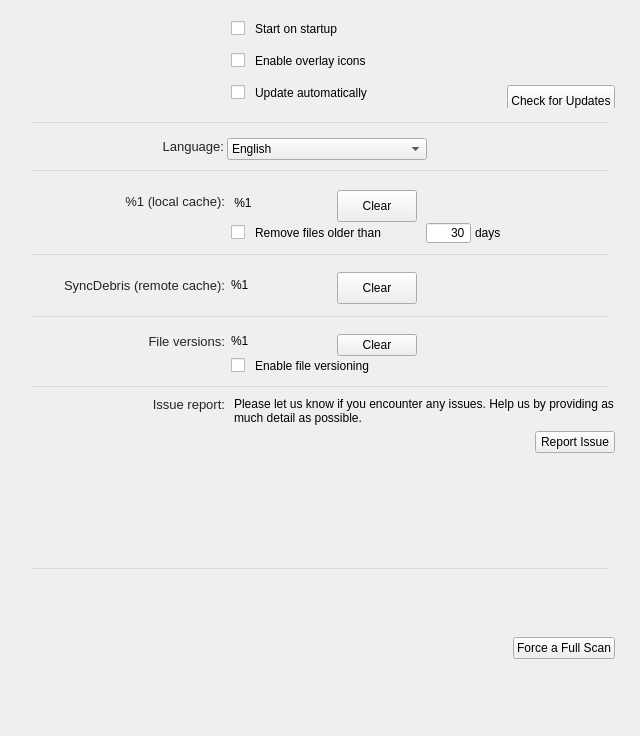
Qt form src/MEGASync/gui/macx/SettingsDialog.ui (meganz/MEGAsync) before a commit.
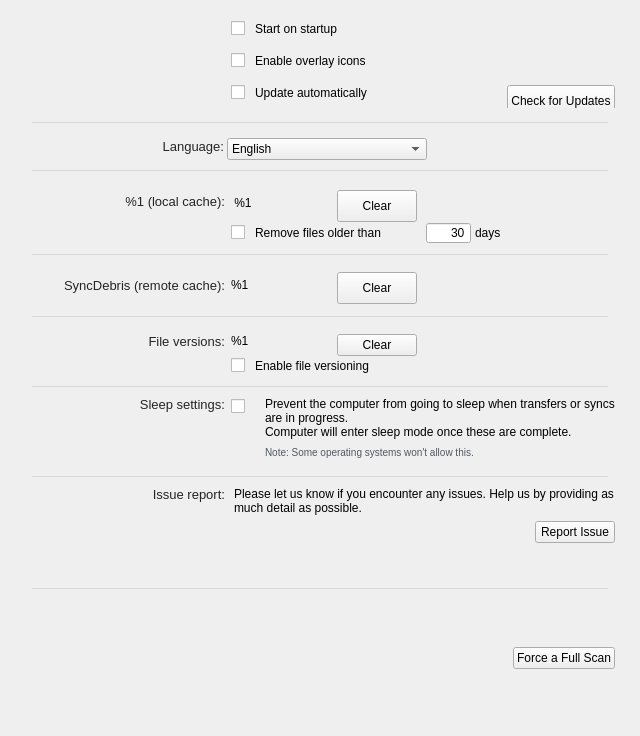
The same form after that commit. The open tabs and pages were chosen to show the change. Icons and pictures are not drawn. Custom widgets are drawn as their Qt base class.

Commit message: SNC-2763. Windows implementation: keep pc awake if there are transfers active

```diff
--- a/src/MEGASync/gui/macx/SettingsDialog.ui
+++ b/src/MEGASync/gui/macx/SettingsDialog.ui
@@ -65,7 +65,7 @@
    border: none;
 }
 
-#wSeparatorAccountInfo, #wSeparatorAccountLanguage, #wSeparatorAccountOptions, #wSeparatorAccountSpace, #wSeparatorBottom, #wSeparatorNetwork
+#wSeparatorAccountInfo, #wSeparatorAccountLanguage, #wSeparatorAccountOptions, #wSeparatorAccountSpace, #wSeparatorBottom, #wSeparatorNetwork, #wSeparatorGeneralSleepMpde
 {
 background-color: rgba(0,0,0,0.1);
 }
@@ -81,7 +81,7 @@
   background-color: rgba(0,0,0,0.1);
 }
 
-#lLanguage, #lLocalDebris, #lRemoteSyncDebris, #lFileVersions, #lBugReport
+#lLanguage, #lLocalDebris, #lRemoteSyncDebris, #lFileVersions, #lBugReport, #lSleepMode
 {
   color: #242424;
   font-family: &quot;SF Pro Text&quot;;
@@ -241,6 +241,19 @@
   font-size: 13px;
 }
 
+#cbSleepMode
+{
+margin-top: 2px;
+}
+
+#lSleepModeWarning
+{
+font-size: 10px;
+line-height: 16px;
+font-weight: 400;
+color: #505862;
+}
+
 </string>
   </property>
   <layout class="QVBoxLayout" name="verticalLayout_12">
@@ -1439,6 +1452,135 @@
          </layout>
         </widget>
        </item>
+       <item>
+        <widget class="QWidget" name="wSeparatorGeneralSleepMpde" native="true">
+         <property name="minimumSize">
+          <size>
+           <width>0</width>
+           <height>1</height>
+          </size>
+         </property>
+         <property name="maximumSize">
+          <size>
+           <width>16777215</width>
+           <height>1</height>
+          </size>
+         </property>
+         <property name="styleSheet">
+          <string notr="true">margin-left: 32px;
+margin-right: 32px;</string>
+         </property>
+        </widget>
+       </item>
+       <item>
+        <widget class="QWidget" name="gSleepMode" native="true">
+         <property name="minimumSize">
+          <size>
+           <width>0</width>
+           <height>0</height>
+          </size>
+         </property>
+         <layout class="QVBoxLayout" name="verticalLayout_42">
+          <property name="spacing">
+           <number>0</number>
+          </property>
+          <property name="leftMargin">
+           <number>25</number>
+          </property>
+          <property name="topMargin">
+           <number>0</number>
+          </property>
+          <property name="rightMargin">
+           <number>25</number>
+          </property>
+          <property name="bottomMargin">
+           <number>7</number>
+          </property>
+          <item>
+           <layout class="QGridLayout" name="gridLayout_16">
+            <item row="0" column="0" alignment="Qt::AlignTop">
+             <widget class="QLabel" name="lSleepMode">
+              <property name="minimumSize">
+               <size>
+                <width>200</width>
+                <height>0</height>
+               </size>
+              </property>
+              <property name="maximumSize">
+               <size>
+                <width>200</width>
+                <height>16777215</height>
+               </size>
+              </property>
+              <property name="text">
+               <string>Sleep settings:</string>
+              </property>
+              <property name="alignment">
+               <set>Qt::AlignRight|Qt::AlignTrailing|Qt::AlignVCenter</set>
+              </property>
+             </widget>
+            </item>
+            <item row="0" column="1">
+             <layout class="QGridLayout" name="gridLayout_17">
+              <property name="horizontalSpacing">
+               <number>10</number>
+              </property>
+              <property name="verticalSpacing">
+               <number>7</number>
+              </property>
+              <item row="1" column="1">
+               <widget class="QLabel" name="lSleepModeWarning">
+                <property name="text">
+                 <string>Note: Some operating systems won't allow this.</string>
+                </property>
+                <property name="wordWrap">
+                 <bool>true</bool>
+                </property>
+               </widget>
+              </item>
+              <item row="0" column="0" alignment="Qt::AlignTop">
+               <widget class="QCheckBox" name="cbSleepMode">
+                <property name="minimumSize">
+                 <size>
+                  <width>0</width>
+                  <height>0</height>
+                 </size>
+                </property>
+                <property name="maximumSize">
+                 <size>
+                  <width>16777215</width>
+                  <height>16777215</height>
+                 </size>
+                </property>
+                <property name="text">
+                 <string/>
+                </property>
+               </widget>
+              </item>
+              <item row="0" column="1">
+               <widget class="QLabel" name="lSleepModeDescription">
+                <property name="sizePolicy">
+                 <sizepolicy hsizetype="Expanding" vsizetype="Preferred">
+                  <horstretch>0</horstretch>
+                  <verstretch>0</verstretch>
+                 </sizepolicy>
+                </property>
+                <property name="text">
+                 <string>Prevent the computer from going to sleep when transfers or syncs are in progress.
+Computer will enter sleep mode once these are complete.</string>
+                </property>
+                <property name="wordWrap">
+                 <bool>true</bool>
+                </property>
+               </widget>
+              </item>
+             </layout>
+            </item>
+           </layout>
+          </item>
+         </layout>
+        </widget>
+       </item>
        <item>
         <widget class="QWidget" name="wSeparatorGeneralFileVersions" native="true">
          <property name="sizePolicy">
```
The commit also changes 14 other files.
